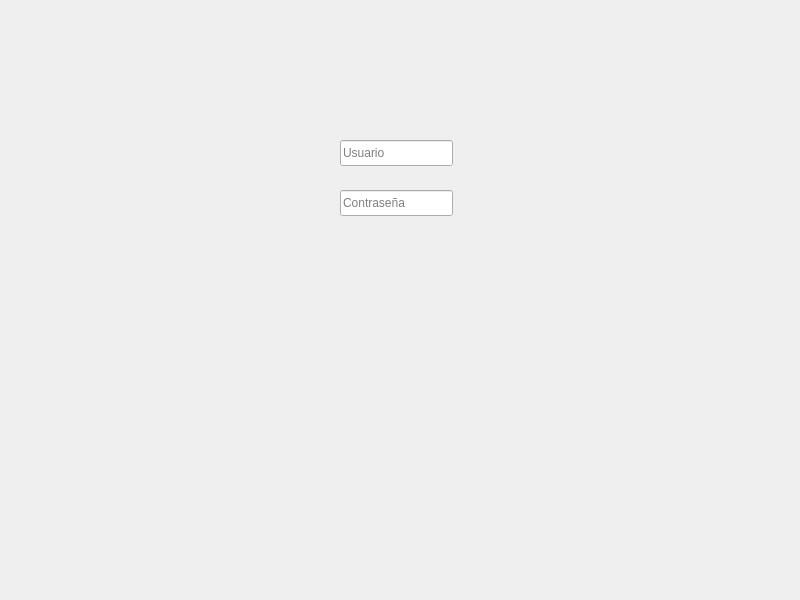
Old version of the form guignote/mainwindow.ui in the repository UNIZAR-30226-2025-01/guignote-frontend-desktop.
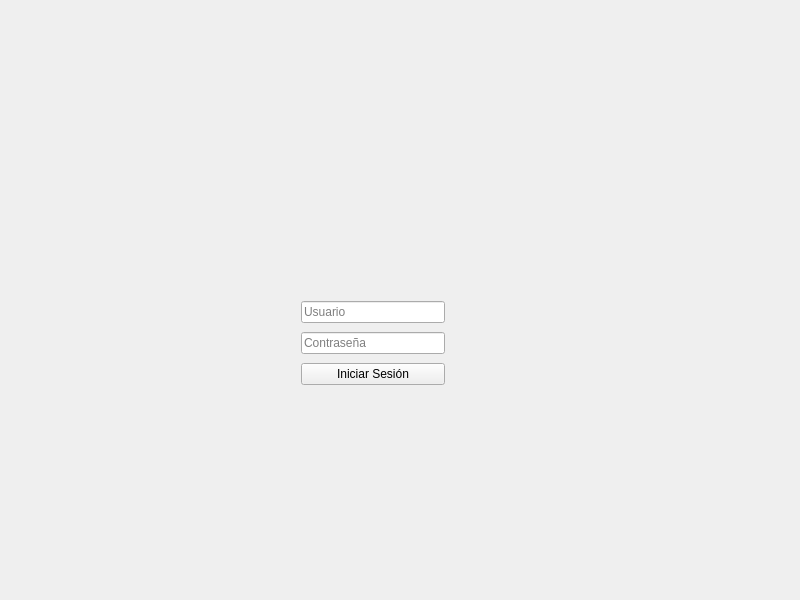
New version of the form. Icons and pictures are not drawn.

What changed in the file:
```diff
--- a/guignote/mainwindow.ui
+++ b/guignote/mainwindow.ui
@@ -14,34 +14,116 @@
    <string>MainWindow</string>
   </property>
   <widget class="QWidget" name="centralwidget">
-   <widget class="QLineEdit" name="usuernameLineEdit">
+   <widget class="QLabel" name="login_image1">
     <property name="geometry">
      <rect>
-      <x>340</x>
-      <y>140</y>
-      <width>113</width>
-      <height>26</height>
+      <x>50</x>
+      <y>250</y>
+      <width>191</width>
+      <height>301</height>
      </rect>
     </property>
     <property name="text">
      <string/>
     </property>
-    <property name="placeholderText">
-     <string>Usuario</string>
+    <property name="pixmap">
+     <pixmap resource="resource.qrc">:/images/gold_ling.png</pixmap>
     </property>
    </widget>
-   <widget class="QLineEdit" name="passwordLineEdit">
+   <widget class="QLabel" name="login_image1_2">
     <property name="geometry">
      <rect>
-      <x>340</x>
-      <y>190</y>
-      <width>113</width>
-      <height>26</height>
+      <x>540</x>
+      <y>250</y>
+      <width>191</width>
+      <height>301</height>
      </rect>
     </property>
-    <property name="placeholderText">
-     <string>Contraseña</string>
+    <property name="text">
+     <string/>
     </property>
+    <property name="pixmap">
+     <pixmap resource="resource.qrc">:/images/gold_ling.png</pixmap>
+    </property>
+    <property name="scaledContents">
+     <bool>true</bool>
+    </property>
+   </widget>
+   <widget class="QLabel" name="logo_image">
+    <property name="geometry">
+     <rect>
+      <x>140</x>
+      <y>10</y>
+      <width>511</width>
+      <height>221</height>
+     </rect>
+    </property>
+    <property name="text">
+     <string/>
+    </property>
+    <property name="pixmap">
+     <pixmap resource="resource.qrc">:/images/app_logo.png</pixmap>
+    </property>
+    <property name="scaledContents">
+     <bool>true</bool>
+    </property>
+   </widget>
+   <widget class="QWidget" name="">
+    <property name="geometry">
+     <rect>
+      <x>301</x>
+      <y>298</y>
+      <width>144</width>
+      <height>92</height>
+     </rect>
+    </property>
+    <layout class="QGridLayout" name="gridLayout">
+     <item row="0" column="0">
+      <widget class="QLineEdit" name="usernameLineEdit">
+       <property name="sizePolicy">
+        <sizepolicy hsizetype="Expanding" vsizetype="Fixed">
+         <horstretch>0</horstretch>
+         <verstretch>0</verstretch>
+        </sizepolicy>
+       </property>
+       <property name="text">
+        <string/>
+       </property>
+       <property name="placeholderText">
+        <string>Usuario</string>
+       </property>
+      </widget>
+     </item>
+     <item row="1" column="0">
+      <widget class="QLineEdit" name="passwordLineEdit">
+       <property name="sizePolicy">
+        <sizepolicy hsizetype="Expanding" vsizetype="Fixed">
+         <horstretch>0</horstretch>
+         <verstretch>0</verstretch>
+        </sizepolicy>
+       </property>
+       <property name="echoMode">
+        <enum>QLineEdit::EchoMode::Password</enum>
+       </property>
+       <property name="placeholderText">
+        <string>Contraseña</string>
+       </property>
+      </widget>
+     </item>
+     <item row="2" column="0">
+      <widget class="QPushButton" name="loginbutt">
+       <property name="sizePolicy">
+        <sizepolicy hsizetype="Expanding" vsizetype="Fixed">
+         <horstretch>0</horstretch>
+         <verstretch>0</verstretch>
+        </sizepolicy>
+       </property>
+       <property name="text">
+        <string>Iniciar Sesión</string>
+       </property>
+      </widget>
+     </item>
+    </layout>
    </widget>
   </widget>
  </widget>
```
Left out of the diff: 7 changed lines with no effect on the pictures.
